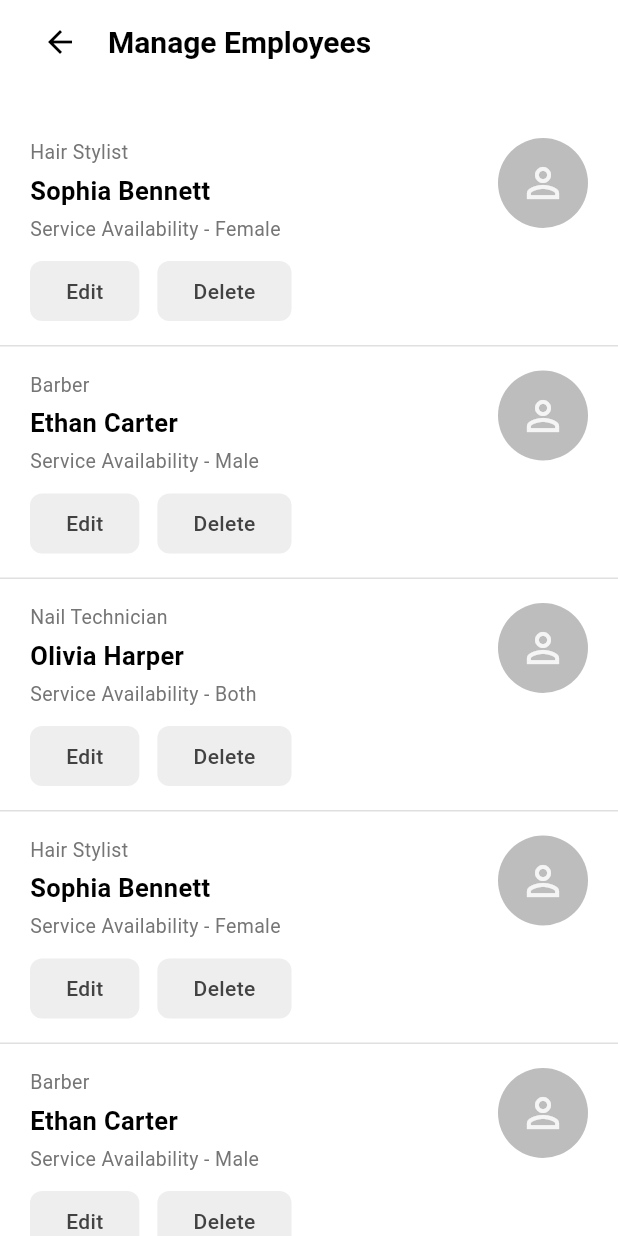
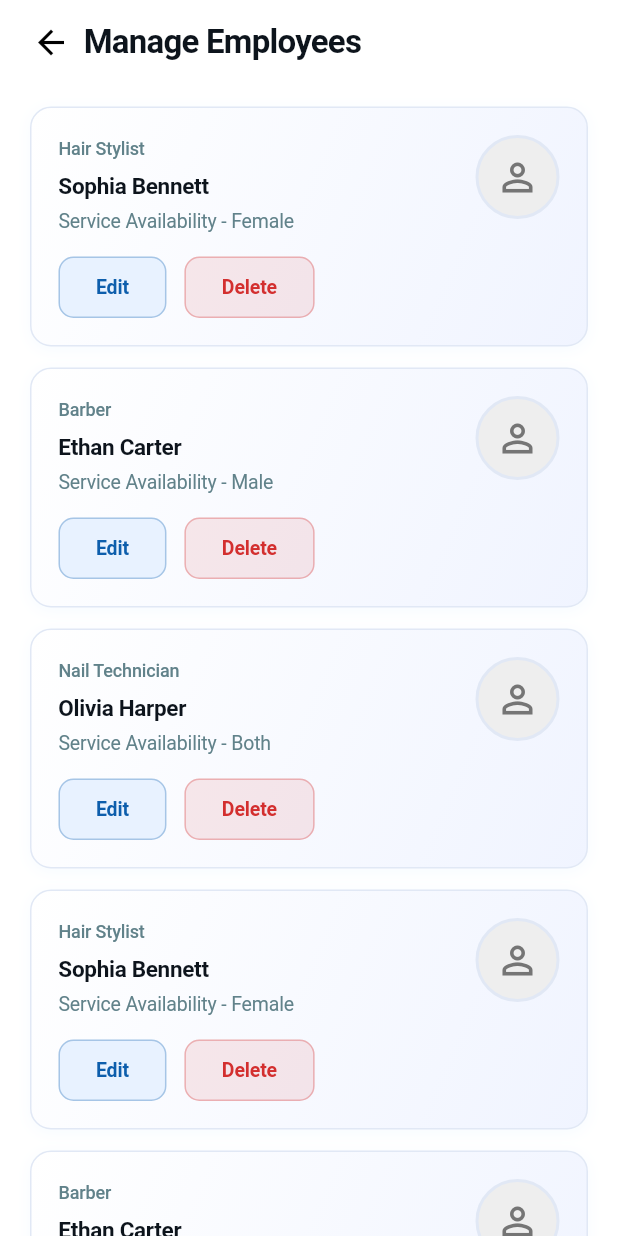
Before and after one commit to Saloon-Booking-System-SLT/Owner-Mobile-App, a Flutter app: the ManageEmployeesScreen screen opened directly, on a phone screen of 412 x 824 dp. Run offline on Flutter 3.47's test engine with Material 3 defaults, Android fonts, the light colour scheme and no system bars; our stand-ins replace image_picker, table_calendar.

Commit message:
Refactor ManageEmployeesScreen and EmployeeCard: Improve layout, styling, and code readability

```diff
--- a/lib/presentation/screens/employees/manageemployee.dart
+++ b/lib/presentation/screens/employees/manageemployee.dart
@@ -1,17 +1,12 @@
 import 'package:flutter/material.dart';
-
-
+import '../../../core/theme/colors.dart';
 
 class Employee {
   final String role;
   final String name;
   final String availability;
 
-  Employee({
-    required this.role,
-    required this.name,
-    required this.availability,
-  });
+  Employee({required this.role, required this.name, required this.availability});
 }
 
 class ManageEmployeesScreen extends StatelessWidget {
@@ -25,11 +20,7 @@ class ManageEmployeesScreen extends StatelessWidget {
         name: 'Sophia Bennett',
         availability: 'Service Availability - Female',
       ),
-      Employee(
-        role: 'Barber',
-        name: 'Ethan Carter',
-        availability: 'Service Availability - Male',
-      ),
+      Employee(role: 'Barber', name: 'Ethan Carter', availability: 'Service Availability - Male'),
       Employee(
         role: 'Nail Technician',
         name: 'Olivia Harper',
@@ -40,11 +31,7 @@ class ManageEmployeesScreen extends StatelessWidget {
         name: 'Sophia Bennett',
         availability: 'Service Availability - Female',
       ),
-      Employee(
-        role: 'Barber',
-        name: 'Ethan Carter',
-        availability: 'Service Availability - Male',
-      ),
+      Employee(role: 'Barber', name: 'Ethan Carter', availability: 'Service Availability - Male'),
       Employee(
         role: 'Nail Technician',
         name: 'Olivia Harper',
@@ -53,41 +40,36 @@ class ManageEmployeesScreen extends StatelessWidget {
     ];
 
     return Scaffold(
-      backgroundColor: Colors.white,
+      backgroundColor: AppColors.white,
       appBar: AppBar(
-        backgroundColor: Colors.white,
+        surfaceTintColor: Colors.transparent,
+        backgroundColor: AppColors.white,
         elevation: 0,
         leading: Padding(
-          padding: EdgeInsets.only(left: 20),
+          padding: const EdgeInsets.only(left: 12),
           child: IconButton(
             onPressed: () => Navigator.pop(context),
-            icon: Icon(Icons.arrow_back, color: Colors.black, size: 24),
+            icon: const Icon(Icons.arrow_back, color: AppColors.black, size: 26),
           ),
         ),
+        titleSpacing: 0,
         title: const Text(
           'Manage Employees',
           style: TextStyle(
-            color: Colors.black,
-            fontSize: 20,
-            fontWeight: FontWeight.w600,
+            color: AppColors.textPrimary,
+            fontSize: 22,
+            fontWeight: FontWeight.w700,
+            letterSpacing: -0.5,
           ),
         ),
         centerTitle: false,
       ),
       body: ListView.separated(
-        padding: const EdgeInsets.symmetric(vertical: 20),
+        padding: const EdgeInsets.symmetric(vertical: 8),
         itemCount: employees.length,
-        separatorBuilder: (context, index) => Divider(
-          height: 1,
-          thickness: 1,
-          color: Colors.grey.shade300,
-        ),
+        separatorBuilder: (context, index) => const SizedBox(height: 0),
         itemBuilder: (context, index) {
-          return EmployeeCard(
-            employee: employees[index],
-            onEdit: () {},
-            onDelete: () {},
-          );
+          return EmployeeCard(employee: employees[index], onEdit: () {}, onDelete: () {});
         },
       ),
     );
@@ -108,8 +90,25 @@ class EmployeeCard extends StatelessWidget {
 
   @override
   Widget build(BuildContext context) {
-    return Padding(
-      padding: const EdgeInsets.symmetric(horizontal: 20, vertical: 16),
+    return Container(
+      margin: const EdgeInsets.symmetric(horizontal: 20, vertical: 7),
+      padding: const EdgeInsets.all(18),
+      decoration: BoxDecoration(
+        gradient: const LinearGradient(
+          begin: Alignment.topLeft,
+          end: Alignment.bottomRight,
+          colors: [Colors.white, Color(0xFFF0F4FF)],
+        ),
+        borderRadius: BorderRadius.circular(14),
+        border: Border.all(color: const Color(0xFFE1E8F5), width: 1),
+        boxShadow: [
+          BoxShadow(
+            color: Colors.blue.withOpacity(0.04),
+            blurRadius: 8,
+            offset: const Offset(0, 2),
+          ),
+        ],
+      ),
       child: Row(
         crossAxisAlignment: CrossAxisAlignment.start,
         children: [
@@ -119,60 +118,54 @@ class EmployeeCard extends StatelessWidget {
               children: [
                 Text(
                   employee.role,
-                  style: TextStyle(
-                    fontSize: 13,
-                    color: Colors.grey.shade600,
-                    fontWeight: FontWeight.w400,
+                  style: const TextStyle(
+                    fontSize: 12,
+                    color: AppColors.dashboardText,
+                    fontWeight: FontWeight.w500,
+                    letterSpacing: -0.1,
                   ),
                 ),
-                const SizedBox(height: 4),
+                const SizedBox(height: 6),
                 Text(
                   employee.name,
                   style: const TextStyle(
-                    fontSize: 17,
+                    fontSize: 15,
                     fontWeight: FontWeight.w600,
-                    color: Colors.black,
+                    color: AppColors.textPrimary,
+                    letterSpacing: -0.2,
                   ),
                 ),
                 const SizedBox(height: 4),
                 Text(
                   employee.availability,
-                  style: TextStyle(
+                  style: const TextStyle(
                     fontSize: 13,
-                    color: Colors.grey.shade600,
+                    color: AppColors.dashboardText,
                     fontWeight: FontWeight.w400,
+                    letterSpacing: -0.1,
                   ),
                 ),
-                const SizedBox(height: 12),
+                const SizedBox(height: 14),
                 Row(
                   children: [
-                    ActionButton(
-                      label: 'Edit',
-                      onPressed: onEdit,
-                    ),
+                    ActionButton(label: 'Edit', onPressed: onEdit),
                     const SizedBox(width: 12),
-                    ActionButton(
-                      label: 'Delete',
-                      onPressed: onDelete,
-                    ),
+                    ActionButton(label: 'Delete', onPressed: onDelete),
                   ],
                 ),
               ],
             ),
           ),
-          const SizedBox(width: 16),
+          const SizedBox(width: 14),
           Container(
-            width: 60,
-            height: 60,
+            width: 56,
+            height: 56,
             decoration: BoxDecoration(
-              color: Colors.grey.shade400,
+              color: Colors.grey[200],
               shape: BoxShape.circle,
+              border: Border.all(color: const Color(0xFFE1E8F5), width: 2),
             ),
-            child: Icon(
-              Icons.person_outline,
-              color: Colors.grey.shade100,
-              size: 32,
-            ),
+            child: Icon(Icons.person_outline, color: Colors.grey[600], size: 30),
           ),
         ],
       ),
@@ -184,28 +177,36 @@ class ActionButton extends StatelessWidget {
   final String label;
   final VoidCallback onPressed;
 
-  const ActionButton({
-    Key? key,
-    required this.label,
-    required this.onPressed,
-  }) : super(key: key);
+  const ActionButton({Key? key, required this.label, required this.onPressed}) : super(key: key);
 
   @override
   Widget build(BuildContext context) {
+    final bool isDelete = label == 'Delete';
     return Material(
-      color: Colors.grey.shade200,
-      borderRadius: BorderRadius.circular(8),
+      color: isDelete ? AppColors.statusRed.withOpacity(0.1) : const Color(0xFFE8F2FF),
+      borderRadius: BorderRadius.circular(10),
       child: InkWell(
         onTap: onPressed,
-        borderRadius: BorderRadius.circular(8),
+        borderRadius: BorderRadius.circular(10),
         child: Container(
           padding: const EdgeInsets.symmetric(horizontal: 24, vertical: 10),
+          decoration: BoxDecoration(
+            borderRadius: BorderRadius.circular(10),
+            border: Border.all(
+              color:
+                  isDelete
+                      ? AppColors.statusRed.withOpacity(0.3)
+                      : const Color(0xFF0D5EAC).withOpacity(0.3),
+              width: 1,
+            ),
+          ),
           child: Text(
             label,
             style: TextStyle(
-              color: Colors.grey.shade800,
-              fontSize: 14,
-              fontWeight: FontWeight.w500,
+              color: isDelete ? AppColors.statusRed : const Color(0xFF0D5EAC),
+              fontSize: 13,
+              fontWeight: FontWeight.w600,
+              letterSpacing: -0.1,
             ),
           ),
         ),
```
